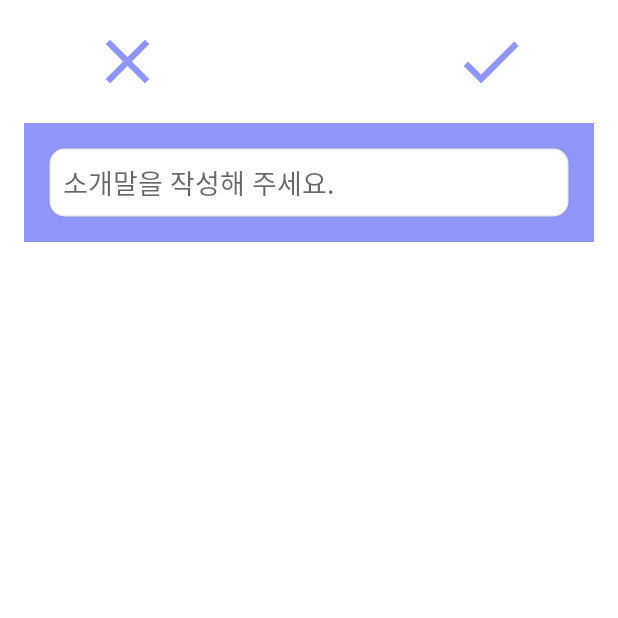
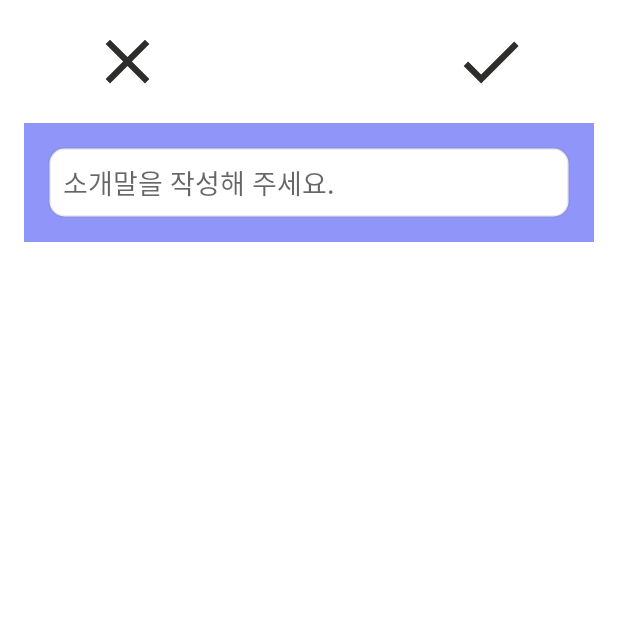
Before and after one commit to MunkiJeon/troll2s_Project, an Android app: the EditPage screen opened directly, with no data from a screen before it, on a phone screen of 412 x 824 dp, the top half of it. Run offline under Robolectric (Android 15) with nearby library versions, the phone set to English and light mode, and no system bars; our stand-ins replace CircleImageView.

Commit message:
ImageView용 color attribute 추가

```diff
--- a/app/src/main/AndroidManifest.xml
+++ b/app/src/main/AndroidManifest.xml
@@ -15,19 +15,15 @@
         <activity
             android:name=".EditPage"
             android:exported="false" />
-
         <activity
             android:name=".DetailActivity"
             android:exported="true" />
-
         <activity
             android:name=".MyPageActivity"
             android:exported="false" />
-
         <activity
             android:name=".OptionActivity"
             android:exported="false" />
-
         <activity
             android:name=".MainActivity"
             android:exported="true">
@@ -36,7 +32,6 @@
 
                 <category android:name="android.intent.category.LAUNCHER" />
             </intent-filter>
-
         </activity>
     </application>
 
--- a/app/src/main/res/layout/activity_detail.xml
+++ b/app/src/main/res/layout/activity_detail.xml
@@ -176,7 +176,7 @@
             android:layout_height="wrap_content"
             android:layout_marginEnd="14dp"
             android:layout_marginBottom="20dp"
-            android:text="@string/detail_comment_submit_btn"
+            android:text="개시"
             android:textColor="?attr/colorDivider"
             android:textSize="16sp"
             app:layout_constraintBottom_toBottomOf="@id/detail_et_comment_box"
--- a/app/src/main/res/layout/activity_edit_page.xml
+++ b/app/src/main/res/layout/activity_edit_page.xml
@@ -16,7 +16,7 @@
         app:layout_constraintEnd_toEndOf="parent"
         app:layout_constraintTop_toTopOf="@+id/editpage_iv_cancel"
         app:srcCompat="@drawable/baseline_check_24"
-        app:tint="?attr/colorBox" />
+        app:tint="?attr/colorImageView" />
 
     <ImageView
         android:id="@+id/editpage_iv_cancel"
@@ -27,7 +27,7 @@
         app:layout_constraintStart_toStartOf="parent"
         app:layout_constraintTop_toTopOf="parent"
         app:srcCompat="@drawable/baseline_close_24"
-        app:tint="?attr/colorBox" />
+        app:tint="?attr/colorImageView" />
 
     <androidx.constraintlayout.widget.ConstraintLayout
         android:id="@+id/editpage_lo_profile"
--- a/app/src/main/res/layout/activity_main.xml
+++ b/app/src/main/res/layout/activity_main.xml
@@ -12,10 +12,11 @@
         android:id="@+id/main_page_layout_header"
         android:layout_width="match_parent"
         android:layout_height="0dp"
+        app:layout_constraintHeight_percent="0.2"
         app:layout_constraintTop_toTopOf="parent"
         app:layout_constraintLeft_toLeftOf="parent"
         app:layout_constraintRight_toRightOf="parent"
-        app:layout_constraintHeight_percent="0.2">
+        >
 
         <ImageView
             android:layout_width="100dp"
--- a/app/src/main/res/layout/bottom_sheet_like.xml
+++ b/app/src/main/res/layout/bottom_sheet_like.xml
@@ -9,7 +9,7 @@
         android:id="@+id/bottom_sheet_like_tv_head_text"
         android:layout_width="wrap_content"
         android:layout_height="wrap_content"
-        android:text="@string/bottom_sheet_like_head_text"
+        android:text="좋아요"
         android:textStyle="bold"
         android:textSize="20sp"
         app:layout_constraintTop_toTopOf="parent"
--- a/app/src/main/res/values-night/colors.xml
+++ b/app/src/main/res/values-night/colors.xml
@@ -6,4 +6,5 @@
     <color name="box">#414767</color>
     <color name="text_solid">#FEFEFE</color>
     <color name="divider">#267D7D7D</color>
+    <color name="image_view">#FEFEFE</color>
 </resources>
--- a/app/src/main/res/values/attr.xml
+++ b/app/src/main/res/values/attr.xml
@@ -6,6 +6,8 @@
 
     <attr name="colorDivider" format="color"/>
 
+    <attr name="colorImageView" format="color"/>
+
     <attr name="sizeTitleText" format="dimension" />
     <attr name="sizeSubtitleText" format="dimension" />
     <attr name="sizeBodyText" format="dimension" />
--- a/app/src/main/res/values/colors.xml
+++ b/app/src/main/res/values/colors.xml
@@ -8,4 +8,5 @@
     <color name="box">#8F95F9</color>
     <color name="text_solid">#FEFFFE</color>    <!--TODO-->
     <color name="divider">#267D7D7D</color>
+    <color name="image_view">#2E2D2C</color>
 </resources>
--- a/app/src/main/res/values/strings.xml
+++ b/app/src/main/res/values/strings.xml
@@ -3,7 +3,6 @@
 
 
     <!--TODO: 위에 창에서 Open Editor 클릭 후 영문으로 바꿔주기-->
-
 
 
     <!-- Strings used for fragments for navigation -->
--- a/app/src/main/res/values/themes.xml
+++ b/app/src/main/res/values/themes.xml
@@ -10,6 +10,8 @@
         <item name="colorTextInBox">@color/text_solid</item>
         <item name="colorDivider">@color/divider</item>
 
+        <item name="colorImageView">@color/image_view</item>
+
         <item name="sizeTitleText">32sp</item>
         <item name="sizeSubtitleText">22sp</item>
         <item name="sizeBodyText">18sp</item>
```
Also changed, not shown: app/src/main/java/com/example/trolls/MainActivity.kt (+29 -21 lines), 1 other file.
